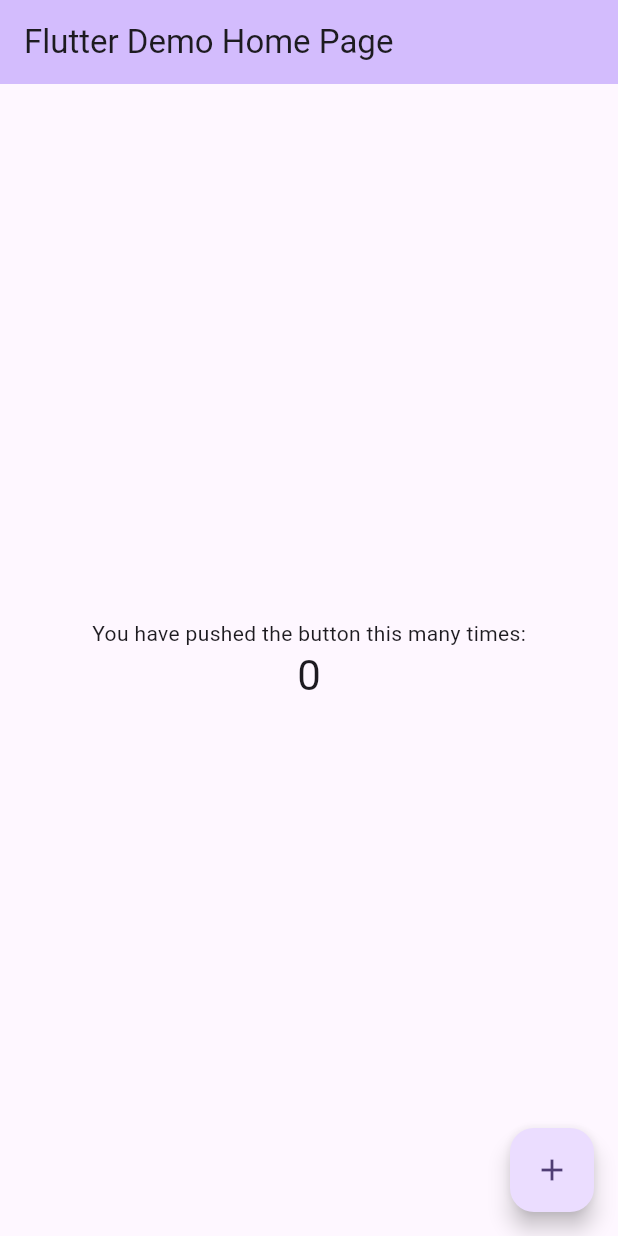
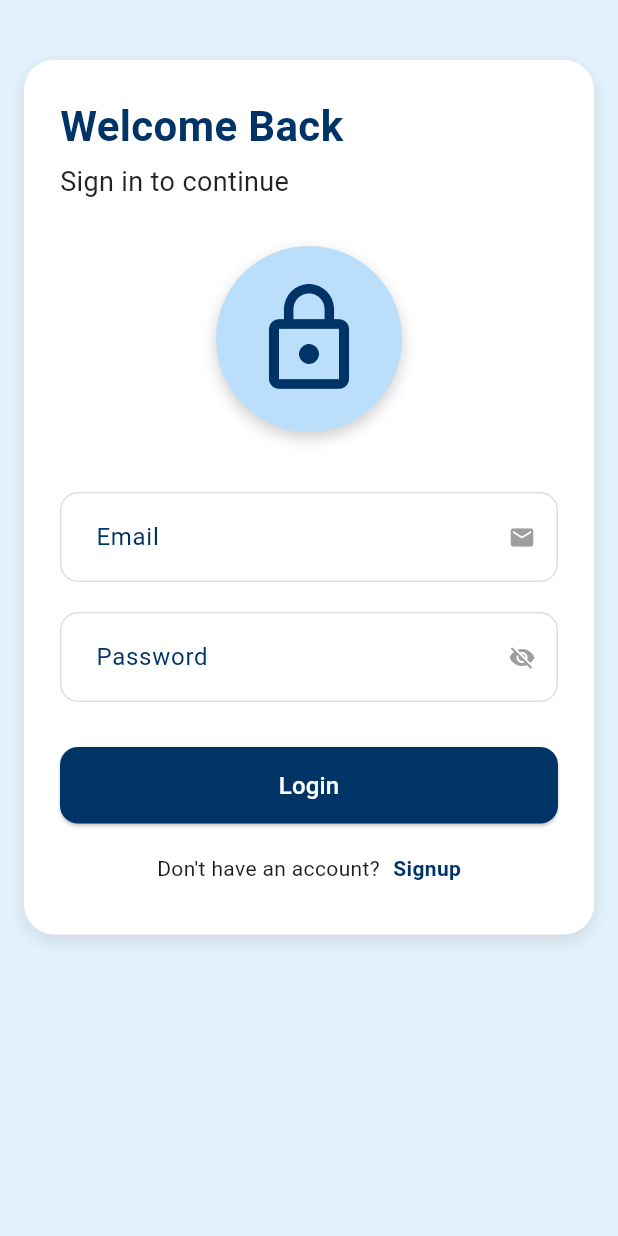
Before and after one commit to HareemRehan13/Vision, a Flutter app: the screen it shows after launch, on a phone screen of 412 x 824 dp. Run offline on Flutter 3.47's test engine with Material 3 defaults, Android fonts, the phone set to English and light mode, and no system bars; our stand-ins replace cloud_firestore, firebase_auth, firebase_core, shared_preferences; accounts and stored records are empty.

Commit message:
singnup/login work

```diff
--- a/lib/main.dart
+++ b/lib/main.dart
@@ -1,122 +1,42 @@
+import 'package:investapp/firebase_options.dart';
+import 'package:investapp/screens/home.dart';
+import 'package:investapp/screens/login.dart';
+import 'package:investapp/screens/signup.dart';
+import 'package:firebase_core/firebase_core.dart';
 import 'package:flutter/material.dart';
+import 'package:shared_preferences/shared_preferences.dart';
 
-void main() {
-  runApp(const MyApp());
+void main() async {
+  WidgetsFlutterBinding.ensureInitialized();
+  await Firebase.initializeApp(
+    options: DefaultFirebaseOptions.currentPlatform,
+  );
+
+  final SharedPreferences prefs = await SharedPreferences.getInstance();
+  if (!prefs.containsKey('notificationsEnabled')) {
+    await prefs.setBool('notificationsEnabled', true);
+  }
+
+  bool isLoggedIn = prefs.getBool("isLoggedIn") ?? false;
+  runApp(MyApp(isLoggedIn: isLoggedIn));
 }
 
 class MyApp extends StatelessWidget {
-  const MyApp({super.key});
+  final bool isLoggedIn;
+  const MyApp({super.key, required this.isLoggedIn});
 
-  // This widget is the root of your application.
   @override
   Widget build(BuildContext context) {
     return MaterialApp(
-      title: 'Flutter Demo',
-      theme: ThemeData(
-        // This is the theme of your application.
-        //
-        // TRY THIS: Try running your application with "flutter run". You'll see
-        // the application has a purple toolbar. Then, without quitting the app,
-        // try changing the seedColor in the colorScheme below to Colors.green
-        // and then invoke "hot reload" (save your changes or press the "hot
-        // reload" button in a Flutter-supported IDE, or press "r" if you used
-        // the command line to start the app).
-        //
-        // Notice that the counter didn't reset back to zero; the application
-        // state is not lost during the reload. To reset the state, use hot
-        // restart instead.
-        //
-        // This works for code too, not just values: Most code changes can be
-        // tested with just a hot reload.
-        colorScheme: ColorScheme.fromSeed(seedColor: Colors.deepPurple),
-      ),
-      home: const MyHomePage(title: 'Flutter Demo Home Page'),
+      debugShowCheckedModeBanner: false,
+      title: 'Investify',
+      theme: ThemeData(primarySwatch: Colors.indigo),
+      home: isLoggedIn ? Home() : Login(),
+      routes: {
+        '/login': (context) => Login(),
+        '/signup': (context) => Signup(),
+        '/home': (context) => Home(),
+      },
     );
   }
 }
-
-class MyHomePage extends StatefulWidget {
-  const MyHomePage({super.key, required this.title});
-
-  // This widget is the home page of your application. It is stateful, meaning
-  // that it has a State object (defined below) that contains fields that affect
-  // how it looks.
-
-  // This class is the configuration for the state. It holds the values (in this
-  // case the title) provided by the parent (in this case the App widget) and
-  // used by the build method of the State. Fields in a Widget subclass are
-  // always marked "final".
-
-  final String title;
-
-  @override
-  State<MyHomePage> createState() => _MyHomePageState();
-}
-
-class _MyHomePageState extends State<MyHomePage> {
-  int _counter = 0;
-
-  void _incrementCounter() {
-    setState(() {
-      // This call to setState tells the Flutter framework that something has
-      // changed in this State, which causes it to rerun the build method below
-      // so that the display can reflect the updated values. If we changed
-      // _counter without calling setState(), then the build method would not be
-      // called again, and so nothing would appear to happen.
-      _counter++;
-    });
-  }
-
-  @override
-  Widget build(BuildContext context) {
-    // This method is rerun every time setState is called, for instance as done
-    // by the _incrementCounter method above.
-    //
-    // The Flutter framework has been optimized to make rerunning build methods
-    // fast, so that you can just rebuild anything that needs updating rather
-    // than having to individually change instances of widgets.
-    return Scaffold(
-      appBar: AppBar(
-        // TRY THIS: Try changing the color here to a specific color (to
-        // Colors.amber, perhaps?) and trigger a hot reload to see the AppBar
-        // change color while the other colors stay the same.
-        backgroundColor: Theme.of(context).colorScheme.inversePrimary,
-        // Here we take the value from the MyHomePage object that was created by
-        // the App.build method, and use it to set our appbar title.
-        title: Text(widget.title),
-      ),
-      body: Center(
-        // Center is a layout widget. It takes a single child and positions it
-        // in the middle of the parent.
-        child: Column(
-          // Column is also a layout widget. It takes a list of children and
-          // arranges them vertically. By default, it sizes itself to fit its
-          // children horizontally, and tries to be as tall as its parent.
-          //
-          // Column has various properties to control how it sizes itself and
-          // how it positions its children. Here we use mainAxisAlignment to
-          // center the children vertically; the main axis here is the vertical
-          // axis because Columns are vertical (the cross axis would be
-          // horizontal).
-          //
-          // TRY THIS: Invoke "debug painting" (choose the "Toggle Debug Paint"
-          // action in the IDE, or press "p" in the console), to see the
-          // wireframe for each widget.
-          mainAxisAlignment: MainAxisAlignment.center,
-          children: <Widget>[
-            const Text('You have pushed the button this many times:'),
-            Text(
-              '$_counter',
-              style: Theme.of(context).textTheme.headlineMedium,
-            ),
-          ],
-        ),
-      ),
-      floatingActionButton: FloatingActionButton(
-        onPressed: _incrementCounter,
-        tooltip: 'Increment',
-        child: const Icon(Icons.add),
-      ), // This trailing comma makes auto-formatting nicer for build methods.
-    );
-  }
-}
--- /dev/null
+++ b/lib/screens/login.dart
@@ -0,0 +1,227 @@
+import 'package:firebase_auth/firebase_auth.dart';
+import 'package:flutter/material.dart';
+import 'package:shared_preferences/shared_preferences.dart';
+
+class Login extends StatefulWidget {
+  const Login({super.key});
+
+  @override
+  State<Login> createState() => _LoginState();
+}
+
+class _LoginState extends State<Login> {
+  TextEditingController emailController = TextEditingController();
+  TextEditingController passwordController = TextEditingController();
+
+  final _formKey = GlobalKey<FormState>();
+  bool isLoading = false;
+  bool _obscurePassword = true;
+
+  login() async {
+    final SharedPreferences prefs = await SharedPreferences.getInstance();
+    if (_formKey.currentState!.validate()) {
+      setState(() => isLoading = true);
+
+      try {
+        await FirebaseAuth.instance.signInWithEmailAndPassword(
+          email: emailController.text.trim(),
+          password: passwordController.text.trim(),
+        );
+
+        prefs.setBool("isLoggedIn", true);
+
+        ScaffoldMessenger.of(context).showSnackBar(
+          SnackBar(
+            content: const Text('Login successful!', style: TextStyle(color: Colors.white)),
+            backgroundColor: Color(0xFF003366),
+            behavior: SnackBarBehavior.floating,
+            shape: RoundedRectangleBorder(borderRadius: BorderRadius.circular(12)),
+            margin: const EdgeInsets.symmetric(horizontal: 20, vertical: 10),
+            duration: const Duration(seconds: 2),
+          ),
+        );
+
+        Navigator.pushReplacementNamed(context, '/');
+      } on FirebaseAuthException catch (e) {
+        String errorMsg = e.code == 'user-not-found'
+            ? 'No user found with this email.'
+            : e.code == 'wrong-password'
+                ? 'Incorrect password.'
+                : 'Login failed. Please try again.';
+        ScaffoldMessenger.of(context).showSnackBar(SnackBar(content: Text(errorMsg)));
+      } catch (e) {
+        ScaffoldMessenger.of(context)
+            .showSnackBar(const SnackBar(content: Text("An error occurred")));
+      } finally {
+        setState(() => isLoading = false);
+      }
+    }
+  }
+
+  InputDecoration _inputDecoration(String label, String hint, IconData icon) {
+    return InputDecoration(
+      labelText: label,
+      labelStyle: const TextStyle(color: Color(0xFF003366)),
+      hintText: hint,
+      hintStyle: TextStyle(color: Colors.grey[600], fontSize: 15),
+      suffixIcon: Icon(icon, color: Colors.grey, size: 18),
+      filled: true,
+      fillColor: Colors.white,
+      contentPadding: const EdgeInsets.symmetric(horizontal: 20, vertical: 18),
+      border: OutlineInputBorder(
+        borderRadius: BorderRadius.circular(12),
+        borderSide: const BorderSide(color: Color(0xFF003366)),
+      ),
+      enabledBorder: OutlineInputBorder(
+        borderRadius: BorderRadius.circular(12),
+        borderSide: BorderSide(color: Colors.grey.shade300),
+      ),
+      focusedBorder: const OutlineInputBorder(
+        borderRadius: BorderRadius.all(Radius.circular(12)),
+        borderSide: BorderSide(color: Color(0xFF003366), width: 1.5),
+      ),
+    );
+  }
+
+  @override
+  Widget build(BuildContext context) {
+    return Scaffold(
+      backgroundColor: Colors.blue[50],
+      body: SingleChildScrollView(
+        child: Column(
+          children: [
+            const SizedBox(height: 40),
+            Container(
+              margin: const EdgeInsets.symmetric(horizontal: 16),
+              padding: const EdgeInsets.all(24),
+              decoration: BoxDecoration(
+                color: Colors.white,
+                borderRadius: BorderRadius.circular(20),
+                boxShadow: [
+                  BoxShadow(
+                    color: Colors.grey.withOpacity(0.3),
+                    blurRadius: 10,
+                    offset: const Offset(0, 4),
+                  ),
+                ],
+              ),
+              child: Form(
+                key: _formKey,
+                child: Column(
+                  children: [
+                    Align(
+                      alignment: Alignment.centerLeft,
+                      child: Text(
+                        "Welcome Back",
+                        style: TextStyle(
+                          fontSize: 28,
+                          color: Color(0xFF003366),
+                          fontWeight: FontWeight.bold,
+                        ),
+                      ),
+                    ),
+                    const SizedBox(height: 4),
+                    Align(
+                      alignment: Alignment.centerLeft,
+                      child: const Text(
+                        "Sign in to continue",
+                        style: TextStyle(fontSize: 18, color: Colors.black87),
+                      ),
+                    ),
+                    const SizedBox(height: 30),
+
+                    Container(
+                      decoration: BoxDecoration(
+                        color: Colors.blue[100],
+                        borderRadius: BorderRadius.circular(70),
+                        boxShadow: [
+                          BoxShadow(
+                            color: Colors.grey.withOpacity(0.5),
+                            blurRadius: 8,
+                            offset: const Offset(0, 4),
+                          ),
+                        ],
+                      ),
+                      padding: const EdgeInsets.all(22),
+                      child: const Icon(Icons.lock_outline, color: Color(0xFF003366), size: 80),
+                    ),
+                    const SizedBox(height: 40),
+
+                    TextFormField(
+                      controller: emailController,
+                      keyboardType: TextInputType.emailAddress,
+                      decoration: _inputDecoration('Email', 'Enter your email', Icons.email),
+                      validator: (value) {
+                        if (value == null || value.isEmpty) return 'Please enter your email';
+                        if (!RegExp(r'^[\w-\.]+@([\w-]+\.)+[\w]{2,4}$').hasMatch(value)) {
+                          return 'Enter a valid email address';
+                        }
+                        return null;
+                      },
+                    ),
+                    const SizedBox(height: 20),
+
+                    TextFormField(
+                      controller: passwordController,
+                      obscureText: _obscurePassword,
+                      decoration: _inputDecoration('Password', 'Enter your password', Icons.lock).copyWith(
+                        suffixIcon: IconButton(
+                          icon: Icon(
+                            _obscurePassword ? Icons.visibility_off : Icons.visibility,
+                            size: 18,
+                            color: Colors.grey,
+                          ),
+                          onPressed: () => setState(() => _obscurePassword = !_obscurePassword),
+                        ),
+                      ),
+                      validator: (value) {
+                        if (value == null || value.length < 6) return 'Minimum 6 characters required';
+                        return null;
+                      },
+                    ),
+                    const SizedBox(height: 30),
+
+                    isLoading
+                        ? const CircularProgressIndicator(color: Color(0xFF003366))
+                        : SizedBox(
+                            width: double.infinity,
+                            child: ElevatedButton(
+                              onPressed: login,
+                              style: ElevatedButton.styleFrom(
+                                backgroundColor: const Color(0xFF003366),
+                                padding: const EdgeInsets.symmetric(vertical: 14),
+                                shape: RoundedRectangleBorder(
+                                  borderRadius: BorderRadius.circular(12),
+                                ),
+                              ),
+                              child: const Text("Login", style: TextStyle(color: Colors.white, fontSize: 16)),
+                            ),
+                          ),
+                    const SizedBox(height: 20),
+
+                    Wrap(
+                      alignment: WrapAlignment.center,
+                      spacing: 5.0,
+                      children: [
+                        const Text("Don't have an account? "),
+                        GestureDetector(
+                          onTap: () => Navigator.pushNamed(context, "/signup"),
+                          child: const Text(
+                            "Signup",
+                            style: TextStyle(color: Color(0xFF003366), fontWeight: FontWeight.bold),
+                          ),
+                        ),
+                      ],
+                    ),
+                    const SizedBox(height: 10),
+                  ],
+                ),
+              ),
+            ),
+            const SizedBox(height: 30),
+          ],
+        ),
+      ),
+    );
+  }
+}
--- a/pubspec.yaml
+++ b/pubspec.yaml
@@ -34,6 +34,11 @@ dependencies:
   # The following adds the Cupertino Icons font to your application.
   # Use with the CupertinoIcons class for iOS style icons.
   cupertino_icons: ^1.0.8
+  firebase_core: ^3.15.1
+  firebase_auth: ^5.6.2
+  cloud_firestore: ^5.6.11
+  shared_preferences: ^2.5.3
+  http: ^1.4.0
 
 dev_dependencies:
   flutter_test:
```
Also changed, not shown: lib/screens/home.dart (added, +37 -0 lines), lib/screens/signup.dart (added, +247 -0 lines), firebase.json (added), lib/components/appbar.dart (added), lib/components/botton_navbar.dart (added), lib/firebase_options.dart (added), lib/screens/about_help.dart (added), lib/screens/ai_suggestions.dart (added), lib/screens/investment_category.dart (added), lib/screens/notifications.dart (added), lib/screens/onboarding.dart (added), lib/screens/pak_investments.dart (added), lib/screens/portfolio.dart (added), lib/screens/profile.dart (added), 5 more files, 6 other files.
